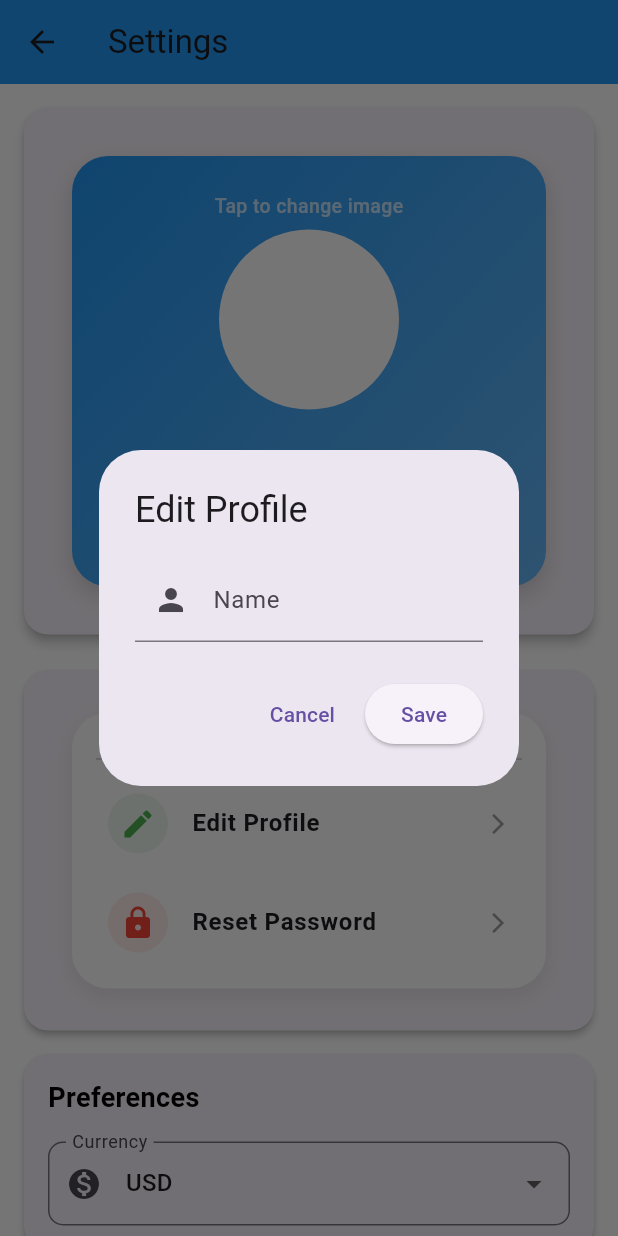
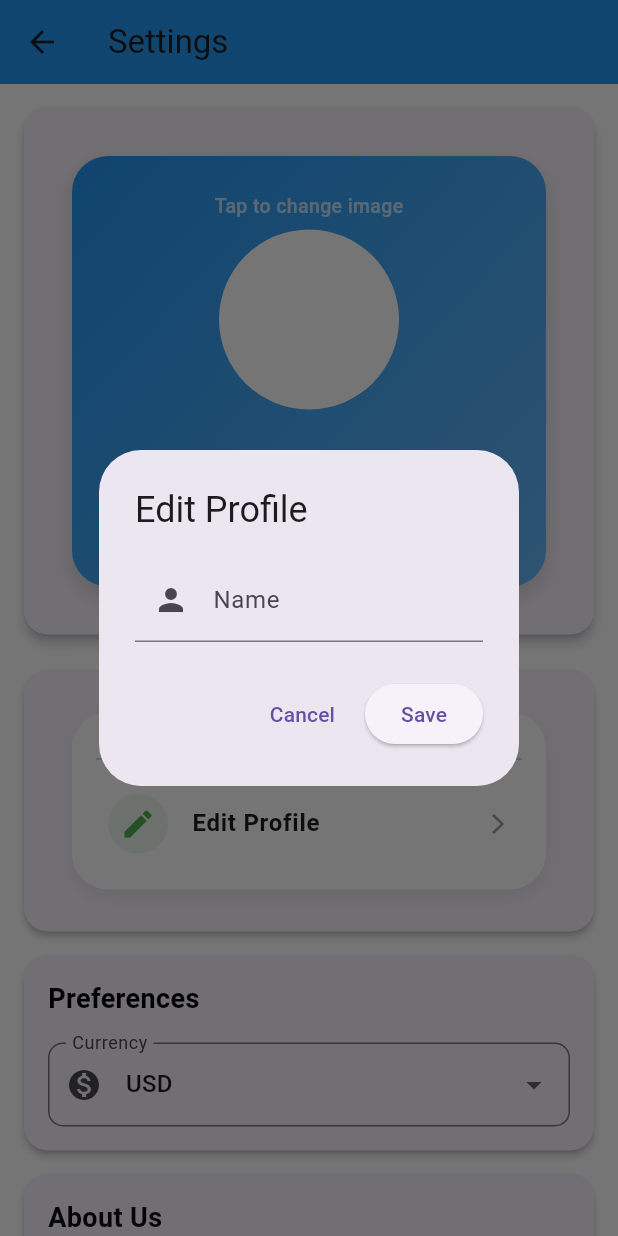
Before and after one commit to cymonzi/nfunayo, a Flutter app: the SettingsScreen screen opened directly with empty values, after a tap on "Edit Profile", on a phone screen of 412 x 824 dp. Run offline on Flutter 3.47's test engine with Material 3 defaults, Android fonts, the light colour scheme and no system bars; our stand-ins replace cloud_firestore, firebase_auth, firebase_core, firebase_storage, fl_chart, flutter_image_compress and 10 more; missing offline and left inert: webview_flutter_wkwebview; accounts and stored records are empty.

```diff
--- a/lib/widgets/profile_details.dart
+++ b/lib/widgets/profile_details.dart
@@ -38,13 +38,7 @@ class ProfileDetails extends StatelessWidget {
             title: 'Edit Profile',
             onTap: onEditProfile,
           ),
-          const SizedBox(height: 10),
-          _profileTile(
-            icon: Icons.lock,
-            iconColor: Colors.red,
-            title: 'Reset Password',
-            onTap: onResetPassword,
-          ),
+
         ],
       ),
     );
```
Also changed, not shown: lib/main.dart (+5 -2 lines).
